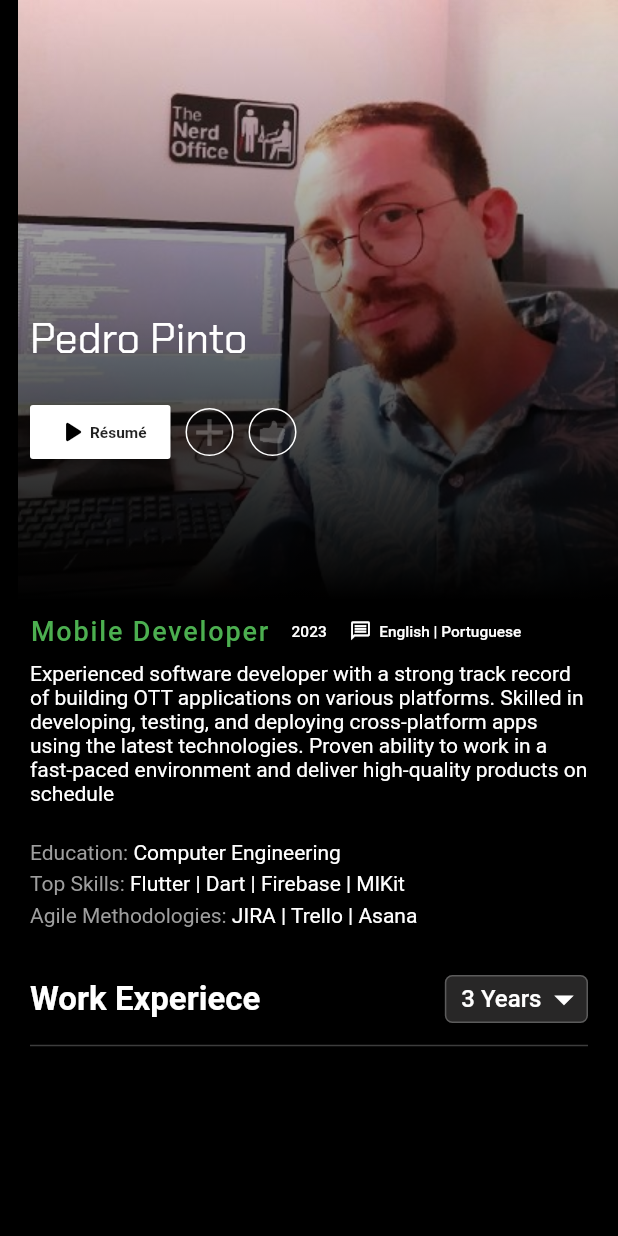
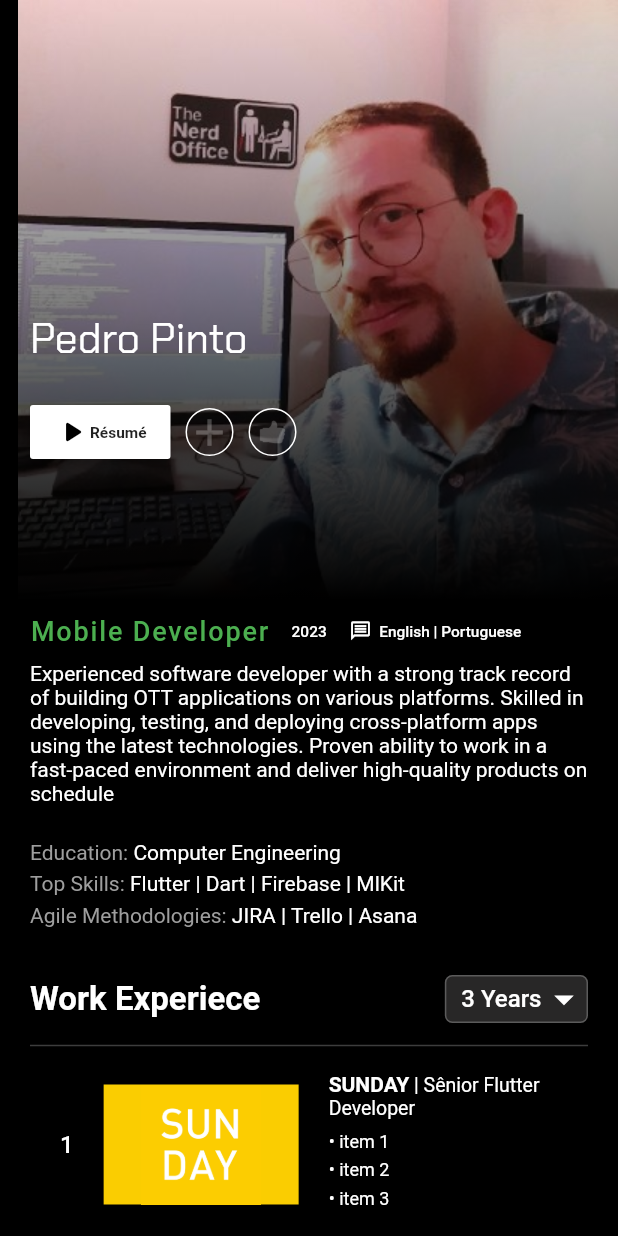
Before and after one commit to PedroPinto23/netflix-portfolio, a Flutter app: the screen it shows after launch, on a phone screen of 412 x 824 dp. Run offline on Flutter 3.47's test engine with Material 2 defaults, Android fonts, the phone set to English and light mode, and no system bars; our stand-ins replace google_fonts; Roboto replaces fonts that are missing (Oxygen).

```diff
--- a/lib/data/fetch_experience_data.dart
+++ b/lib/data/fetch_experience_data.dart
@@ -7,7 +7,7 @@ import 'package:my_resume/data/experience_data.dart';
 class FetchExperience {
   static Future<ExperiencesData> getData() async {
     try {
-      const path = '/data/experience_data.json';
+      const path = 'assets/data/experience_data.json';
       final response = await rootBundle.loadString(path);
       final data = await json.decode(response);
       final experiences = ExperiencesData.fromJson(data);
--- a/lib/home_page/components/experiences.dart
+++ b/lib/home_page/components/experiences.dart
@@ -65,6 +65,7 @@ class _ExperiencesState extends State<Experiences> {
         } else {
           final data = snapshot.data?.experiences ?? [];
           return ListView.builder(
+            physics: const NeverScrollableScrollPhysics(),
             shrinkWrap: true,
             itemCount: data.length,
             itemBuilder: (_, index) => Column(
--- a/pubspec.yaml
+++ b/pubspec.yaml
@@ -63,6 +63,7 @@ flutter:
   assets:
     - assets/
     - assets/companies/
+    - assets/data/
   #   - images/a_dot_ham.jpeg
 
   # An image asset can refer to one or more resolution-specific "variants", see
```
